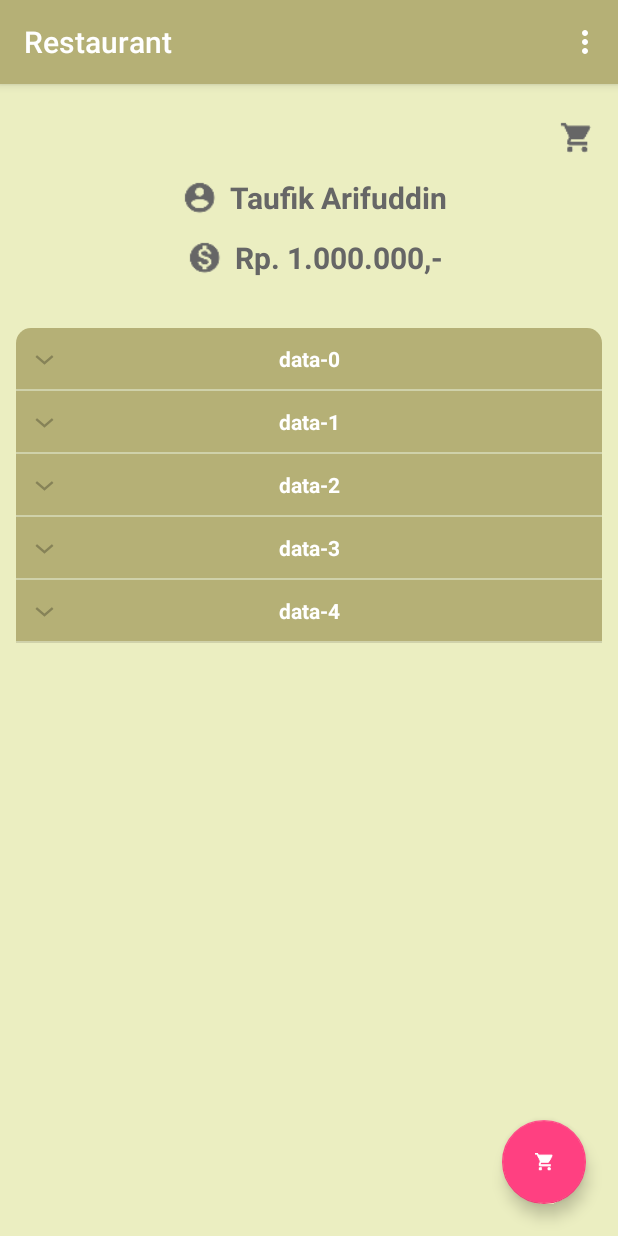
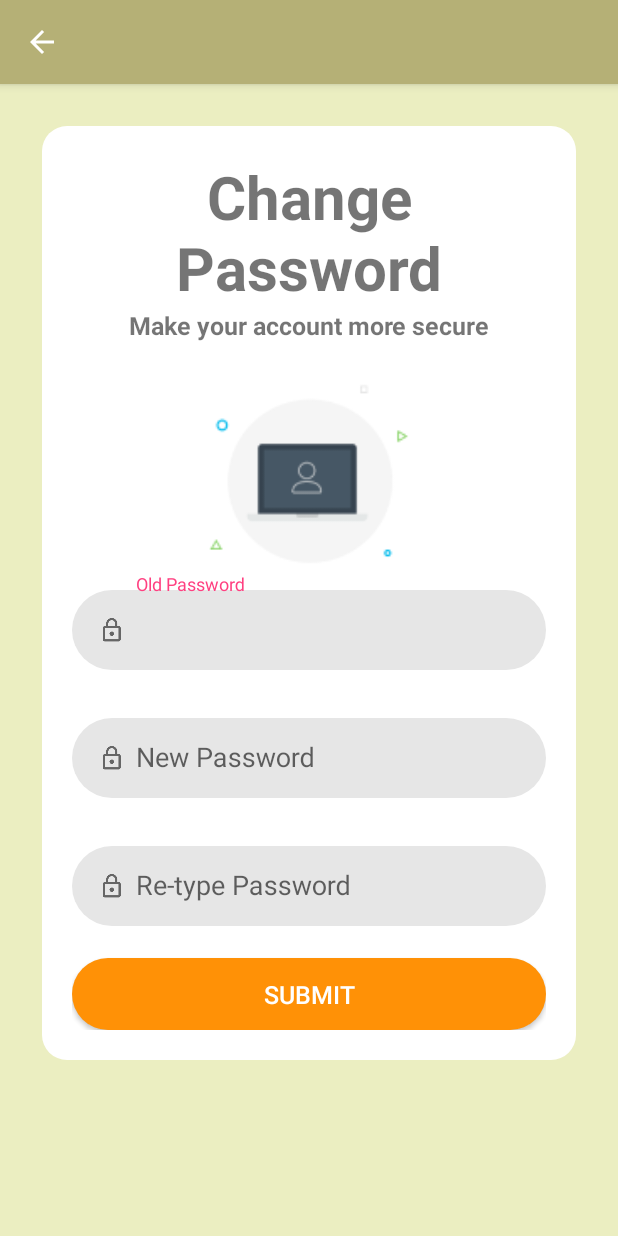
Before and after one commit to taufikarifuddin/restaurant-mobile, an Android app: the screen it shows after launch (MainActivity before the commit, ChangePasswordActivity after it), in the options menu, after a tap on "Change Password", on a phone screen of 412 x 824 dp. Run offline under Robolectric (Android 15) with nearby library versions, the phone set to English and light mode, and no system bars; our stand-ins replace ButterKnife.

Commit message:
add view

```diff
--- /dev/null
+++ b/app/src/main/java/com/app/restoapps/ChangePasswordActivity.java
@@ -0,0 +1,36 @@
+package com.app.restoapps;
+
+import android.support.v7.app.AppCompatActivity;
+import android.os.Bundle;
+import android.view.MenuItem;
+
+import butterknife.ButterKnife;
+import butterknife.OnClick;
+
+public class ChangePasswordActivity extends AppCompatActivity {
+
+    @Override
+    protected void onCreate(Bundle savedInstanceState) {
+        super.onCreate(savedInstanceState);
+        setContentView(R.layout.activity_change_password);
+        setTitle("");
+
+        ButterKnife.bind(this);
+    }
+
+    @OnClick(R.id.btnCPSubmit)
+    public void onClick(){
+        setResult(MainActivity.CHANGE_PASSWORD_PAGE_SUCCESS_RESPONSE);
+        finish();
+    }
+
+    @Override
+    public boolean onOptionsItemSelected(MenuItem item) {
+        switch (item.getItemId()){
+            case android.R.id.home :
+                onBackPressed();
+                break;
+        }
+        return true;
+    }
+}
--- a/app/src/main/java/com/app/restoapps/CheckoutActivity.java
+++ b/app/src/main/java/com/app/restoapps/CheckoutActivity.java
@@ -23,6 +23,7 @@ public class CheckoutActivity extends AppCompatActivity implements DetailOrderFr
         super.onCreate(savedInstanceState);
         setContentView(R.layout.activity_checkout);
         initializeFragment();
+        setTitle("");
 
         ButterKnife.bind(this);
     }
--- a/app/src/main/java/com/app/restoapps/MainActivity.java
+++ b/app/src/main/java/com/app/restoapps/MainActivity.java
@@ -36,11 +36,12 @@ public class MainActivity extends AppCompatActivity implements OnClickBtnQty{
 
     private ExpandableListAdapter adapter;
 
-    public static int CHECKOUT_PAGE_PAGE_REQUEST = 300;
-    public static int CHECKOUT_PAGE_PAGE_RESPONSE = 310;
+    public static final int CHECKOUT_PAGE_PAGE_REQUEST = 300;
+    public static final int CHECKOUT_PAGE_PAGE_RESPONSE = 310;
 
-    public static int DETAIL_ORDER_PAGE_REQUEST = 400;
-
+    public static final int CHANGE_PASSWORD_PAGE_REQUEST = 500;
+    public static final int CHANGE_PASSWORD_PAGE_SUCCESS_RESPONSE = 501;
+    public static final int DETAIL_ORDER_PAGE_FAILED_RESPONSE = 502;
 
     @Override
     protected void onCreate(Bundle savedInstanceState) {
@@ -90,6 +91,10 @@ public class MainActivity extends AppCompatActivity implements OnClickBtnQty{
                     }
                 }).show();
                 break;
+            case R.id.iChangePassword :
+                startActivityForResult(new Intent(this,ChangePasswordActivity.class),
+                        CHANGE_PASSWORD_PAGE_REQUEST);
+                break;
         }
 
         return true;
@@ -117,7 +122,7 @@ public class MainActivity extends AppCompatActivity implements OnClickBtnQty{
     @OnClick(R.id.ivHistory)
     public void onHistoryClick(){
         Intent intent = new Intent(this,ListOrderActivity.class);
-        startActivityForResult(intent,DETAIL_ORDER_PAGE_REQUEST );
+        startActivity(intent);
     }
 
     @Override
--- /dev/null
+++ b/app/src/main/res/layout/activity_change_password.xml
@@ -0,0 +1,140 @@
+<?xml version="1.0" encoding="utf-8"?>
+<ScrollView xmlns:android="http://schemas.android.com/apk/res/android"
+    xmlns:app="http://schemas.android.com/apk/res-auto"
+    xmlns:tools="http://schemas.android.com/tools"
+    android:layout_width="match_parent"
+    android:layout_height="match_parent"
+    tools:context=".LoginActivity"
+    android:background="@color/backgroundColor">
+
+    <android.support.constraint.ConstraintLayout
+        android:layout_width="match_parent"
+        android:padding="@dimen/login_padding"
+        android:layout_height="match_parent">
+
+        <LinearLayout
+            android:layout_width="0dp"
+            android:layout_height="wrap_content"
+            android:layout_marginEnd="8dp"
+            android:layout_marginStart="8dp"
+            android:layout_marginTop="8dp"
+            android:background="@drawable/form_rounded"
+            android:orientation="vertical"
+            android:padding="@dimen/login_padding"
+            app:layout_constraintEnd_toEndOf="parent"
+            app:layout_constraintStart_toStartOf="parent"
+            app:layout_constraintTop_toTopOf="parent">
+
+
+            <LinearLayout
+                android:layout_width="match_parent"
+                android:layout_height="wrap_content"
+                android:layout_marginBottom="@dimen/default_margin_each_component"
+                android:orientation="vertical">
+
+                <TextView
+                    android:layout_width="match_parent"
+                    android:layout_height="wrap_content"
+                    android:text="@string/component_header_change_password"
+                    android:textAlignment="center"
+                    android:textSize="@dimen/default_header_text_size"
+                    android:textStyle="bold" />
+
+                <TextView
+                    android:layout_width="match_parent"
+                    android:layout_height="wrap_content"
+                    android:text="@string/component_header_subchange_password"
+                    android:textAlignment="center"
+                    android:textSize="@dimen/default_subheader_text_size"
+                    android:textStyle="bold" />
+
+            </LinearLayout>
+
+            <LinearLayout
+                android:layout_width="match_parent"
+                android:layout_height="wrap_content"
+                android:gravity="center">
+
+                <ImageView
+                    android:layout_width="@dimen/image_login"
+                    android:layout_height="@dimen/image_login"
+                    android:layout_gravity="center"
+                    android:src="@drawable/register" />
+            </LinearLayout>
+
+            <LinearLayout
+                android:layout_width="match_parent"
+                android:layout_height="wrap_content"
+                android:layout_marginBottom="@dimen/default_margin_each_component"
+                android:orientation="vertical">
+
+                <android.support.design.widget.TextInputLayout
+                    android:layout_width="match_parent"
+                    android:layout_height="wrap_content">
+
+                    <EditText
+                        android:id="@+id/etOldPassword"
+                        android:layout_width="match_parent"
+                        android:layout_height="wrap_content"
+                        android:background="@drawable/field_rounded"
+                        android:drawableLeft="@drawable/ic_gembok"
+                        android:hint="@string/form_old_password"
+                        android:inputType="textPassword"
+                        android:textColor="@color/fieldTextColor" />
+                </android.support.design.widget.TextInputLayout>
+            </LinearLayout>
+
+            <LinearLayout
+                android:layout_width="match_parent"
+                android:layout_height="wrap_content"
+                android:layout_marginBottom="@dimen/default_margin_each_component"
+                android:orientation="vertical">
+
+                <android.support.design.widget.TextInputLayout
+                    android:layout_width="match_parent"
+                    android:layout_height="wrap_content">
+
+                    <EditText
+                        android:id="@+id/etNewPassword"
+                        android:layout_width="match_parent"
+                        android:layout_height="wrap_content"
+                        android:background="@drawable/field_rounded"
+                        android:drawableLeft="@drawable/ic_gembok"
+                        android:hint="@string/form_new_password"
+                        android:textColor="@color/fieldTextColor" />
+                </android.support.design.widget.TextInputLayout>
+            </LinearLayout>
+
+            <LinearLayout
+                android:layout_width="match_parent"
+                android:layout_height="wrap_content"
+                android:layout_marginBottom="@dimen/default_margin_each_component"
+                android:orientation="vertical">
+
+                <android.support.design.widget.TextInputLayout
+                    android:layout_width="match_parent"
+                    android:layout_height="wrap_content">
+
+                    <EditText
+                        android:id="@+id/etReTypeNewPassword"
+                        android:layout_width="match_parent"
+                        android:layout_height="wrap_content"
+                        android:layout_weight="1"
+                        android:background="@drawable/field_rounded"
+                        android:drawableLeft="@drawable/ic_gembok"
+                        android:hint="@string/form_repassword"
+                        android:inputType="textPassword" />
+                </android.support.design.widget.TextInputLayout>
+            </LinearLayout>
+
+            <Button
+                android:id="@+id/btnCPSubmit"
+                android:layout_width="match_parent"
+                android:layout_height="wrap_content"
+                android:background="@drawable/button_rounded"
+                android:text="@string/form_submit"
+                android:textSize="@dimen/default_form_text_size"
+                android:textColor="@color/buttonTextColor" />
+        </LinearLayout>
+    </android.support.constraint.ConstraintLayout>
+</ScrollView>
--- a/app/src/main/res/layout/activity_checkout.xml
+++ b/app/src/main/res/layout/activity_checkout.xml
@@ -29,9 +29,9 @@
         android:layout_height="wrap_content"
         android:background="@color/colorPrimary"
         app:layout_constraintBottom_toBottomOf="parent"
-        app:layout_constraintEnd_toEndOf="parent"
+        app:layout_constraintStart_toStartOf="parent"
         android:layout_marginBottom="@dimen/default_margin_each_component"
-        android:layout_marginRight="@dimen/default_margin_each_component"
+        android:layout_marginLeft="@dimen/default_margin_each_component"
         android:src="@drawable/ic_money_white" />
 
 </android.support.constraint.ConstraintLayout>
--- a/app/src/main/res/layout/activity_list_order.xml
+++ b/app/src/main/res/layout/activity_list_order.xml
@@ -15,6 +15,7 @@
         app:layout_constraintTop_toTopOf="parent">
 
         <TableLayout
+            android:id="@+id/tlListOrder"
             android:layout_width="match_parent"
             android:layout_height="wrap_content"
             android:stretchColumns="*">
--- a/app/src/main/res/layout/activity_main.xml
+++ b/app/src/main/res/layout/activity_main.xml
@@ -107,8 +107,8 @@
         android:layout_height="wrap_content"
         android:src="@drawable/ic_checkout_white"
         android:background="@color/backgroundHeaderExpandable"
-        android:layout_marginRight="@dimen/default_margin_each_component"
+        android:layout_marginLeft="@dimen/default_margin_each_component"
         android:layout_marginBottom="@dimen/default_margin_each_component"
         app:layout_constraintBottom_toBottomOf="parent"
-        app:layout_constraintRight_toRightOf="parent"/>
+        app:layout_constraintStart_toStartOf="parent"/>
 </android.support.constraint.ConstraintLayout>
--- a/app/src/main/res/values/strings.xml
+++ b/app/src/main/res/values/strings.xml
@@ -6,7 +6,10 @@
     <string name="form_password">Password</string>
     <string name="form_repassword">Re-type Password</string>
     <string name="form_logged_in">Log In</string>
+    <string name="form_submit">Submit</string>
     <string name="form_register">Register</string>
+    <string name="form_old_password">Old Password</string>
+    <string name="form_new_password">New Password</string>
 
     <string name="component_header_login">Member Login</string>
     <string name="component_header_sublogin">Please login to continue..</string>
@@ -14,6 +17,9 @@
     <string name="component_header_register">Registration Page</string>
     <string name="component_header_subregister">Inroduce yourself with fill your identity</string>
 
+    <string name="component_header_change_password">Change Password</string>
+    <string name="component_header_subchange_password">Make your account more secure</string>
+
     <string name="main_order_text">Your Order</string>
 
     <!-- TODO: Remove or change this placeholder text -->
```
Also changed, not shown: app/src/main/AndroidManifest.xml (+14 -7 lines), app/src/main/java/com/app/restoapps/DetailOrderActivity.java (added, +32 -0 lines), app/src/main/java/com/app/restoapps/ListOrderActivity.java (+81 -0 lines), app/src/main/java/com/app/restoapps/dto/Order.java (added, +32 -0 lines), app/src/main/res/layout/activity_detail_order.xml (added, +29 -0 lines).
